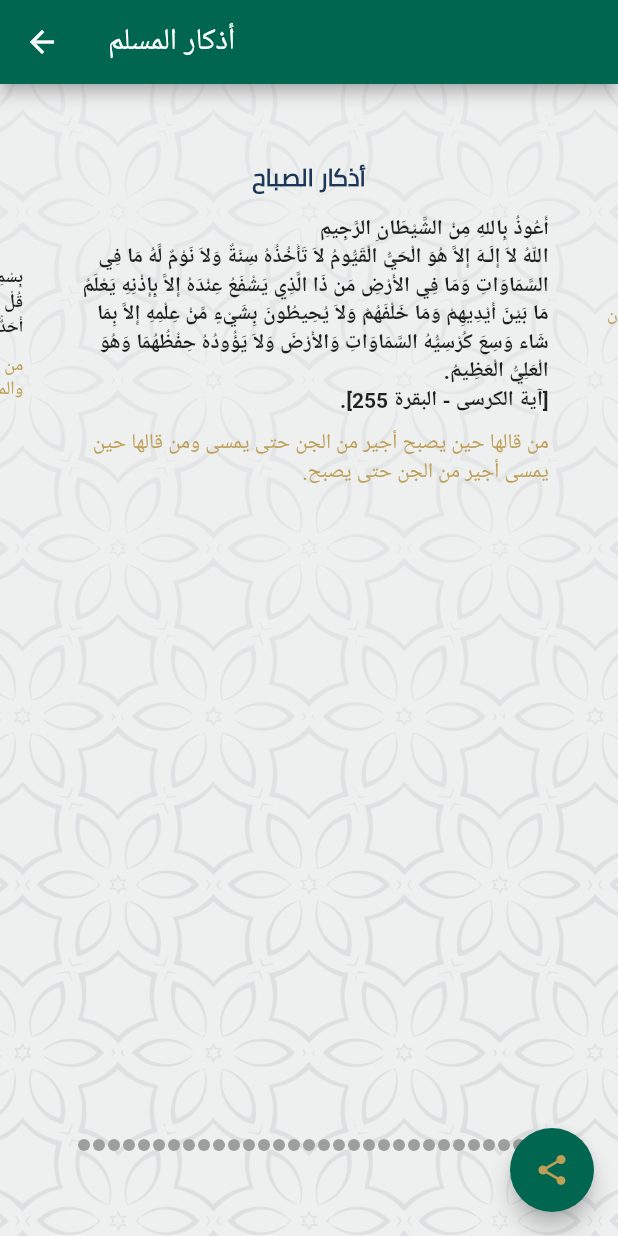
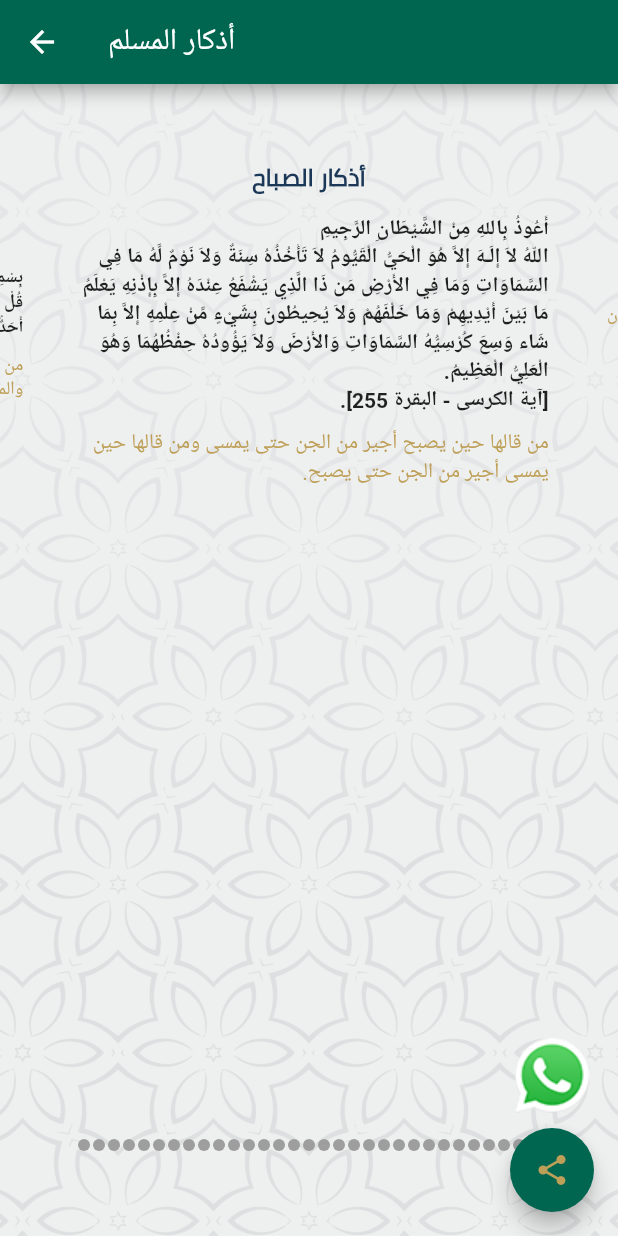
Before and after one commit to githussein/Recitation_App, a Flutter app: the Azkar screen opened directly, on a phone screen of 412 x 824 dp. Run offline on Flutter 3.47's test engine with Material 2 defaults, Android fonts, the phone set to English and light mode, and no system bars; drawn by our look-alikes of carousel_slider; our stand-ins replace flutter_local_notifications, hijri, numberpicker, rxdart, share, shared_preferences and 1 more; missing offline and left inert: flutter_share_me, onesignal_flutter; accounts and stored records are empty; Roboto replaces fonts that are missing (Gabriola).

Commit message:
Add WhatsApp share to Counter and Azkar routes

```diff
--- a/lib/azkar.dart
+++ b/lib/azkar.dart
@@ -5,6 +5,7 @@ import 'package:flutter/painting.dart';
 import 'dart:convert';
 
 import 'package:flutter/rendering.dart';
+import 'package:flutter_share_me/flutter_share_me.dart';
 import 'package:hijri_gregorian/config/palette.dart';
 import 'package:share/share.dart';
 
@@ -185,9 +186,30 @@ class _AzkarState extends State<Azkar> {
         ),
       ),
       //Share screen content
-      floatingActionButton: FloatingActionButton(
+      floatingActionButton: Column(
+        mainAxisAlignment: MainAxisAlignment.end,
+        children: [
+          Material(
+            color: Colors.transparent,
+            child: InkWell(
+              onTap: () {
+                //TODO edit textTpShare
+                FlutterShareMe().shareToWhatsApp(
+                    msg:
+                        'فاذكروني أذكركم - \n$textToShare\nhttp://onelink.to/4m9xg8');
+              }, // needed
+              child: Image.asset(
+                "images/whatsapp.png",
+                width: 50,
+                fit: BoxFit.cover,
+              ),
+            ),
+          ),
+          SizedBox(height: 10),
+          FloatingActionButton(
             onPressed: () {
-          //Share zekr title and text and app link
+              //TODO edit textTpShare
+              // Share zekr title and text and app link
               setState(() {
                 Share.share(
                     '$titleToShare - \n$textToShare\nhttp://onelink.to/4m9xg8');
@@ -198,6 +220,8 @@ class _AzkarState extends State<Azkar> {
             backgroundColor: Palette.primaryColor,
             foregroundColor: Palette.accentColor,
           ),
+        ],
+      ),
     );
   }
 }
```
Also changed, not shown: lib/counter.dart (+24 -2 lines), lib/main.dart (+16 -16 lines). Lines whose indentation alone changed are shown as unchanged.
